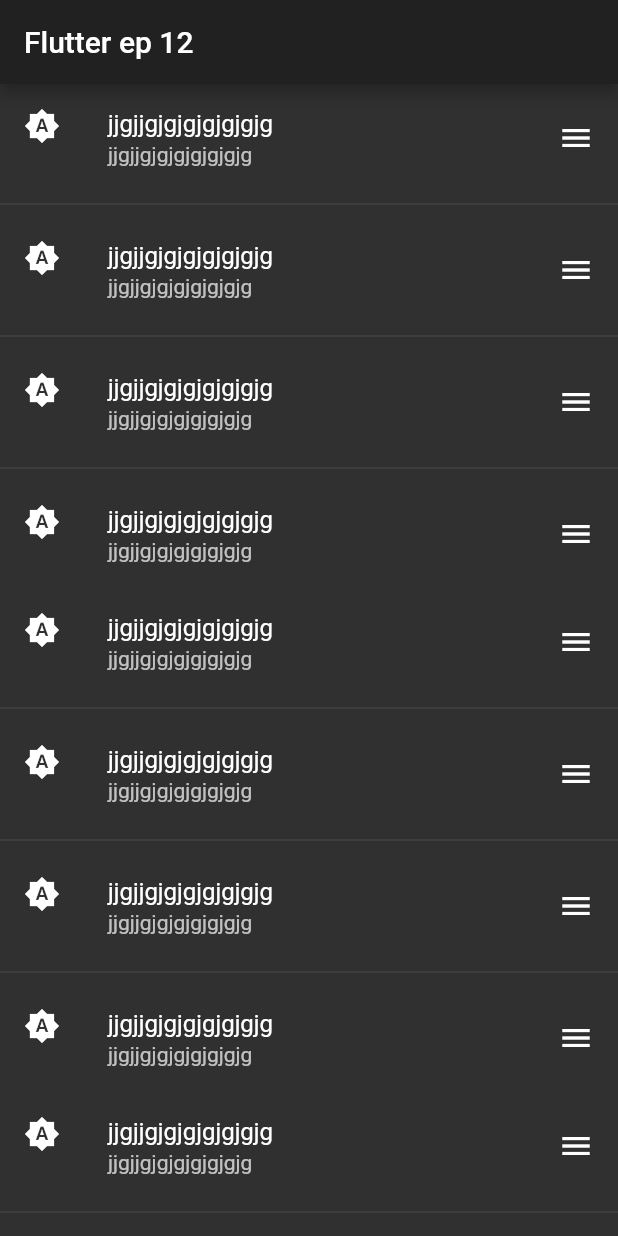
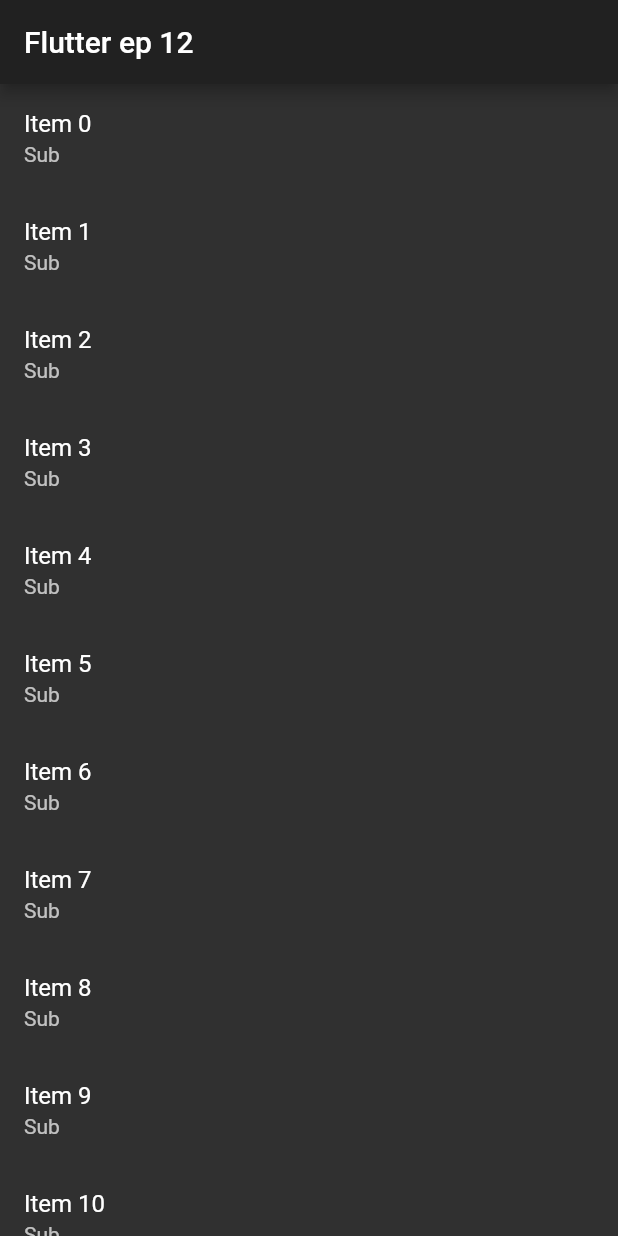
Before and after one commit to nwsudam/flutter_try_CCSL, a Flutter app: the screen it shows after launch, on a phone screen of 412 x 824 dp. Run offline on Flutter 3.47's test engine with Material 2 defaults, Android fonts, the phone set to English and light mode, and no system bars; our stand-ins replace device_preview.

Commit message:
ep12 istview build2

```diff
--- a/lib/main.dart
+++ b/lib/main.dart
@@ -40,13 +40,7 @@ class MyHomePage extends StatefulWidget {
 }
 
 class _MyHomePageState extends State<MyHomePage> {
-  int _counter = 0;
-
-  void _incrementCounter() {
-    setState(() {
-      _counter++;
-    });
-  }
+  var items = List<String>.generate(100, (index) => 'Item $index');
 
   @override
   Widget build(BuildContext context) {
@@ -55,104 +49,14 @@ class _MyHomePageState extends State<MyHomePage> {
         title: Text(widget.title),
       ),
       body: Container(
-        child: ListView(
-          scrollDirection: Axis.vertical,
-          children: <Widget>[
-            ListTile(
-              leading: Icon(Icons.brightness_auto),
-              title: Text('jjgjjgjgjgjgjgjgjg'),
-              subtitle: Text('jjgjjgjgjgjgjgjgjg'),
-              trailing: Icon(Icons.menu),
-              onTap: () {},
-            ),
-            Divider(),
-            ListTile(
-              leading: Icon(Icons.brightness_auto),
-              title: Text('jjgjjgjgjgjgjgjgjg'),
-              subtitle: Text('jjgjjgjgjgjgjgjgjg'),
-              trailing: Icon(Icons.menu),
-              onTap: () {},
-            ),
-            Divider(),
-            ListTile(
-              leading: Icon(Icons.brightness_auto),
-              title: Text('jjgjjgjgjgjgjgjgjg'),
-              subtitle: Text('jjgjjgjgjgjgjgjgjg'),
-              trailing: Icon(Icons.menu),
-              onTap: () {},
-            ),
-            Divider(),
-            ListTile(
-              leading: Icon(Icons.brightness_auto),
-              title: Text('jjgjjgjgjgjgjgjgjg'),
-              subtitle: Text('jjgjjgjgjgjgjgjgjg'),
-              trailing: Icon(Icons.menu),
-              onTap: () {},
-            ),
-            ListTile(
-              leading: Icon(Icons.brightness_auto),
-              title: Text('jjgjjgjgjgjgjgjgjg'),
-              subtitle: Text('jjgjjgjgjgjgjgjgjg'),
-              trailing: Icon(Icons.menu),
-              onTap: () {},
-            ),
-            Divider(),
-            ListTile(
-              leading: Icon(Icons.brightness_auto),
-              title: Text('jjgjjgjgjgjgjgjgjg'),
-              subtitle: Text('jjgjjgjgjgjgjgjgjg'),
-              trailing: Icon(Icons.menu),
-              onTap: () {},
-            ),
-            Divider(),
-            ListTile(
-              leading: Icon(Icons.brightness_auto),
-              title: Text('jjgjjgjgjgjgjgjgjg'),
-              subtitle: Text('jjgjjgjgjgjgjgjgjg'),
-              trailing: Icon(Icons.menu),
-              onTap: () {},
-            ),
-            Divider(),
-            ListTile(
-              leading: Icon(Icons.brightness_auto),
-              title: Text('jjgjjgjgjgjgjgjgjg'),
-              subtitle: Text('jjgjjgjgjgjgjgjgjg'),
-              trailing: Icon(Icons.menu),
-              onTap: () {},
-            ),
-            ListTile(
-              leading: Icon(Icons.brightness_auto),
-              title: Text('jjgjjgjgjgjgjgjgjg'),
-              subtitle: Text('jjgjjgjgjgjgjgjgjg'),
-              trailing: Icon(Icons.menu),
-              onTap: () {},
-            ),
-            Divider(),
-            ListTile(
-              leading: Icon(Icons.brightness_auto),
-              title: Text('jjgjjgjgjgjgjgjgjg'),
-              subtitle: Text('jjgjjgjgjgjgjgjgjg'),
-              trailing: Icon(Icons.menu),
-              onTap: () {},
-            ),
-            Divider(),
-            ListTile(
-              leading: Icon(Icons.brightness_auto),
-              title: Text('jjgjjgjgjgjgjgjgjg'),
-              subtitle: Text('jjgjjgjgjgjgjgjgjg'),
-              trailing: Icon(Icons.menu),
-              onTap: () {},
-            ),
-            Divider(),
-            ListTile(
-              leading: Icon(Icons.brightness_auto),
-              title: Text('jjgjjgjgjgjgjgjgjg'),
-              subtitle: Text('jjgjjgjgjgjgjgjgjg'),
-              trailing: Icon(Icons.menu),
-              onTap: () {},
-            ),
-            Divider(),
-          ],
+        child: ListView.builder(
+          itemCount: items.length,
+          itemBuilder: (context, index) {
+            return ListTile(
+              title: Text(items[index]),
+              subtitle: Text("Sub"),
+            );
+          },
         ),
       ),
       // This trailing comma makes auto-formatting nicer for build methods.
```
